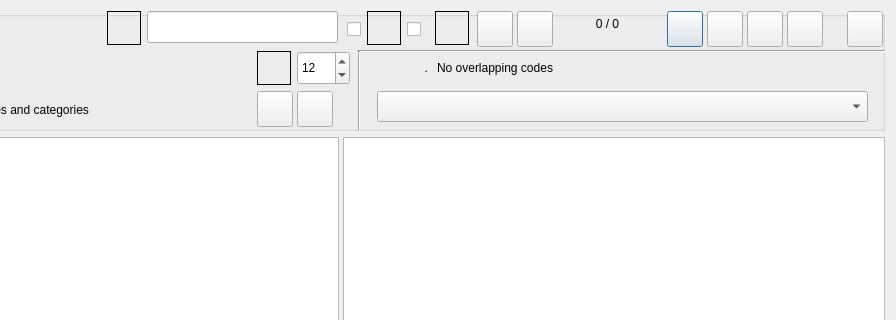
Before: the Qt Designer form GUI_UIs/ui_dialog_code_text.ui in ccbogel/QualCoder, drawn with Qt 5; both pictures show x 214 to 1110 and y 0 to 320 of the 1110 by 695 pixel window.
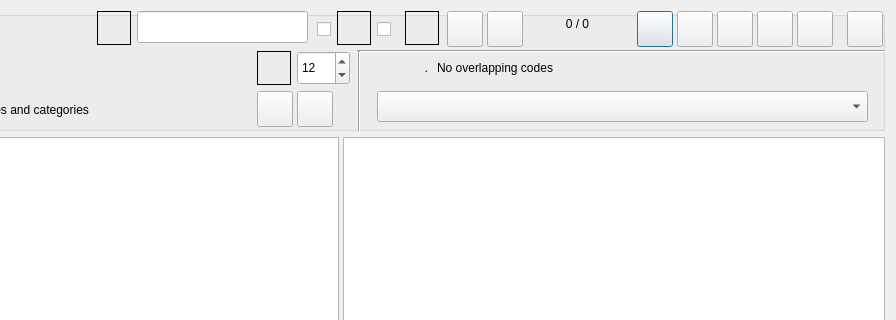
After: the same form once the commit is applied.

Patch:
```diff
--- a/GUI_UIs/ui_dialog_code_text.ui
+++ b/GUI_UIs/ui_dialog_code_text.ui
@@ -34,7 +34,7 @@
      <widget class="QPushButton" name="pushButton_auto_code">
       <property name="geometry">
        <rect>
-        <x>870</x>
+        <x>840</x>
         <y>0</y>
         <width>36</width>
         <height>36</height>
@@ -79,9 +79,9 @@
      <widget class="QLineEdit" name="lineEdit_search">
       <property name="geometry">
        <rect>
-        <x>350</x>
+        <x>340</x>
         <y>0</y>
-        <width>191</width>
+        <width>171</width>
         <height>32</height>
        </rect>
       </property>
@@ -92,7 +92,7 @@
      <widget class="QCheckBox" name="checkBox_search_case">
       <property name="geometry">
        <rect>
-        <x>550</x>
+        <x>520</x>
         <y>0</y>
         <width>21</width>
         <height>36</height>
@@ -108,7 +108,7 @@
      <widget class="QCheckBox" name="checkBox_search_all_files">
       <property name="geometry">
        <rect>
-        <x>610</x>
+        <x>580</x>
         <y>0</y>
         <width>21</width>
         <height>36</height>
@@ -124,7 +124,7 @@
      <widget class="QLabel" name="label_search_totals">
       <property name="geometry">
        <rect>
-        <x>770</x>
+        <x>740</x>
         <y>2</y>
         <width>81</width>
         <height>22</height>
@@ -205,7 +205,7 @@
      <widget class="QPushButton" name="pushButton_previous">
       <property name="geometry">
        <rect>
-        <x>680</x>
+        <x>650</x>
         <y>0</y>
         <width>36</width>
         <height>36</height>
@@ -221,7 +221,7 @@
      <widget class="QPushButton" name="pushButton_next">
       <property name="geometry">
        <rect>
-        <x>720</x>
+        <x>690</x>
         <y>0</y>
         <width>36</width>
         <height>36</height>
@@ -237,7 +237,7 @@
      <widget class="QLabel" name="label_search_all_files">
       <property name="geometry">
        <rect>
-        <x>638</x>
+        <x>608</x>
         <y>0</y>
         <width>34</width>
         <height>34</height>
@@ -265,7 +265,7 @@
      <widget class="QLabel" name="label_search_case_sensitive">
       <property name="geometry">
        <rect>
-        <x>570</x>
+        <x>540</x>
         <y>0</y>
         <width>34</width>
         <height>34</height>
@@ -293,7 +293,7 @@
      <widget class="QPushButton" name="pushButton_auto_code_frag_this_file">
       <property name="geometry">
        <rect>
-        <x>910</x>
+        <x>880</x>
         <y>0</y>
         <width>36</width>
         <height>36</height>
@@ -309,7 +309,7 @@
      <widget class="QPushButton" name="pushButton_auto_code_frag_all_files">
       <property name="geometry">
        <rect>
-        <x>950</x>
+        <x>920</x>
         <y>0</y>
         <width>36</width>
         <height>36</height>
@@ -325,7 +325,7 @@
      <widget class="QPushButton" name="pushButton_auto_code_undo">
       <property name="geometry">
        <rect>
-        <x>990</x>
+        <x>1000</x>
         <y>0</y>
         <width>36</width>
         <height>36</height>
@@ -439,7 +439,7 @@
      <widget class="QLabel" name="label_search_regex">
       <property name="geometry">
        <rect>
-        <x>310</x>
+        <x>300</x>
         <y>0</y>
         <width>34</width>
         <height>34</height>
@@ -464,6 +464,22 @@
        <bool>true</bool>
       </property>
      </widget>
+     <widget class="QPushButton" name="pushButton_auto_code_surround">
+      <property name="geometry">
+       <rect>
+        <x>960</x>
+        <y>0</y>
+        <width>36</width>
+        <height>36</height>
+       </rect>
+      </property>
+      <property name="toolTip">
+       <string>&lt;html&gt;&lt;head/&gt;&lt;body&gt;&lt;p&gt;Auto code using start and end marks.&lt;/p&gt;&lt;/body&gt;&lt;/html&gt;</string>
+      </property>
+      <property name="text">
+       <string/>
+      </property>
+     </widget>
     </widget>
    </item>
    <item row="1" column="0">
```
